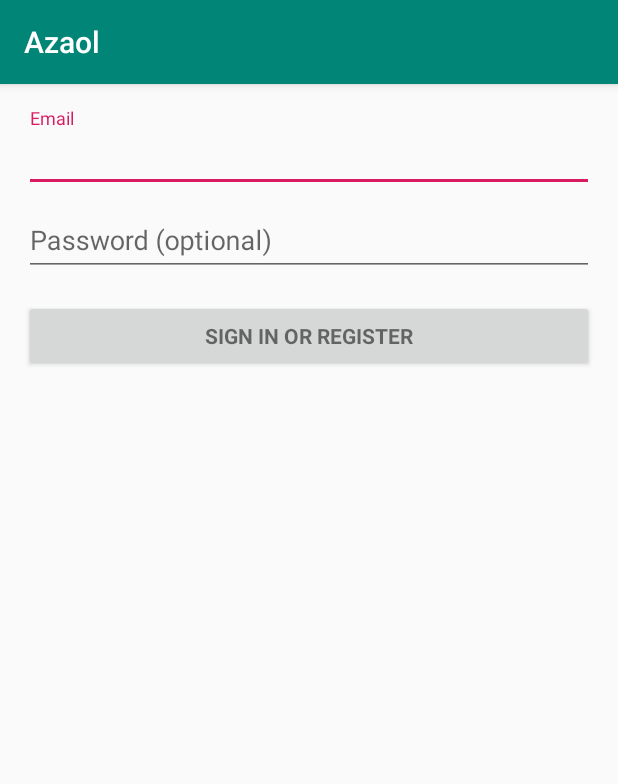
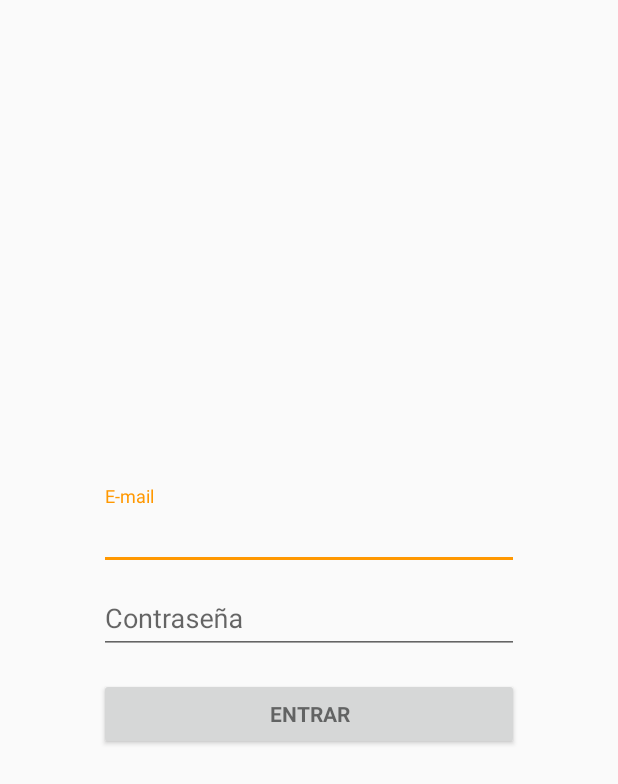
Before and after one commit to AbelTomas/Azaol, an Android app: the screen it shows after launch (LoginActivity), on a phone screen of 412 x 824 dp. Shown: the top 784 px of the screen. Run offline under Robolectric (Android 15) with nearby library versions, the phone set to English and light mode, and no system bars; our stand-ins replace ButterKnife, Firebase (no records; nobody signed in at launch, a user with empty details on screens opened directly).

Commit message:
added navigation class and change login style

```diff
--- a/app/build.gradle
+++ b/app/build.gradle
@@ -28,6 +28,8 @@ dependencies {
     androidTestImplementation 'com.android.support.test:runner:1.0.2'
     androidTestImplementation 'com.android.support.test.espresso:espresso-core:3.0.2'
     implementation 'com.jakewharton:butterknife:8.8.1'
-    implementation 'com.google.firebase:firebase-core:16.0.1'
+    implementation 'com.google.firebase:firebase-core:16.0.4'
+    annotationProcessor 'com.jakewharton:butterknife-compiler:8.8.1'
+    implementation 'com.google.firebase:firebase-auth:16.0.4'
 }
 apply plugin: 'com.google.gms.google-services'
--- a/app/src/main/AndroidManifest.xml
+++ b/app/src/main/AndroidManifest.xml
@@ -15,8 +15,7 @@
         android:supportsRtl="true"
         android:theme="@style/AppTheme">
         <activity
-            android:name=".LoginActivity"
-            android:label="@string/app_name">
+            android:name=".LoginActivity">
             <intent-filter>
                 <action android:name="android.intent.action.MAIN" />
 
--- a/app/src/main/java/com/atomasg/azaol/LoginActivity.java
+++ b/app/src/main/java/com/atomasg/azaol/LoginActivity.java
@@ -17,6 +17,7 @@ import android.support.annotation.NonNull;
 import android.support.design.widget.Snackbar;
 import android.support.v7.app.AppCompatActivity;
 import android.text.TextUtils;
+import android.util.Log;
 import android.view.KeyEvent;
 import android.view.View;
 import android.view.View.OnClickListener;
@@ -26,30 +27,37 @@ import android.widget.AutoCompleteTextView;
 import android.widget.Button;
 import android.widget.EditText;
 import android.widget.TextView;
+import android.widget.Toast;
+
+import com.google.android.gms.tasks.OnCompleteListener;
+import com.google.android.gms.tasks.Task;
+import com.google.firebase.auth.AuthResult;
+import com.google.firebase.auth.FirebaseAuth;
+import com.google.firebase.auth.FirebaseUser;
 
 import java.util.ArrayList;
 import java.util.List;
 
 import butterknife.BindView;
 import butterknife.ButterKnife;
+import butterknife.OnClick;
 
 import static android.Manifest.permission.READ_CONTACTS;
 
 public class LoginActivity extends AppCompatActivity implements LoaderCallbacks<Cursor> {
 
+    private static final String TAG = LoginActivity.class.getSimpleName();
+
     private static final int REQUEST_READ_CONTACTS = 0;
 
     @BindView(R.id.tvEmail)
-    AutoCompleteTextView tvEmail;
+    public AutoCompleteTextView tvEmail;
 
     @BindView(R.id.tvPassword)
-    EditText tvPassword;
+    public EditText tvPassword;
 
-
-
-    private static final String[] DUMMY_CREDENTIALS = new String[]{
-            "foo@example.com:hello", "bar@example.com:world"
-    };
+    private FirebaseAuth mAuth;
+    private Navigator navigator;
 
     private UserLoginTask mAuthTask = null;
 
@@ -63,26 +71,13 @@ public class LoginActivity extends AppCompatActivity implements LoaderCallbacks<
         setContentView(R.layout.activity_login);
         ButterKnife.bind(this);
 
-        tvPassword.setOnEditorActionListener(new TextView.OnEditorActionListener() {
-            @Override
-            public boolean onEditorAction(TextView textView, int id, KeyEvent keyEvent) {
-                if (id == EditorInfo.IME_ACTION_DONE || id == EditorInfo.IME_NULL) {
-                    attemptLogin();
-                    return true;
-                }
-                return false;
-            }
-        });
+        getSupportActionBar().hide();
 
-        Button mEmailSignInButton = (Button) findViewById(R.id.email_sign_in_button);
-        mEmailSignInButton.setOnClickListener(new OnClickListener() {
-            @Override
-            public void onClick(View view) {
-                attemptLogin();
-            }
-        });
+        navigator = new Navigator(this);
 
-        mLoginFormView = findViewById(R.id.login_form);
+        mAuth = FirebaseAuth.getInstance();
+
+        mLoginFormView = findViewById(R.id.email_login_form);       //todo change to butterknife injection
         mProgressView = findViewById(R.id.login_progress);
     }
 
@@ -127,7 +122,8 @@ public class LoginActivity extends AppCompatActivity implements LoaderCallbacks<
     }
 
 
-    private void attemptLogin() {
+    @OnClick(R.id.email_sign_in_button)
+    public void attemptLogin() {
         if (mAuthTask != null) {
             return;
         }
@@ -144,22 +140,22 @@ public class LoginActivity extends AppCompatActivity implements LoaderCallbacks<
         View focusView = null;
 
         // Check for a valid password, if the user entered one.
-        if (!TextUtils.isEmpty(password) && !isPasswordValid(password)) {
-            tvPassword.setError(getString(R.string.error_invalid_password));
-            focusView = tvPassword;
-            cancel = true;
-        }
+        //if (!TextUtils.isEmpty(password) && !isPasswordValid(password)) {
+        //    tvPassword.setError(getString(R.string.error_invalid_password));
+        //    focusView = tvPassword;
+        //    cancel = true;
+        //}
 
         // Check for a valid email address.
-        if (TextUtils.isEmpty(email)) {
-            tvEmail.setError(getString(R.string.error_field_required));
-            focusView = tvEmail;
-            cancel = true;
-        } else if (!isEmailValid(email)) {
-            tvEmail.setError(getString(R.string.error_invalid_email));
-            focusView = tvEmail;
-            cancel = true;
-        }
+        //if (TextUtils.isEmpty(email)) {
+        //    tvEmail.setError(getString(R.string.error_field_required));
+        //    focusView = tvEmail;
+        //    cancel = true;
+        //} else if (!isEmailValid(email)) {
+        //    tvEmail.setError(getString(R.string.error_invalid_email));
+        //    focusView = tvEmail;
+        //    cancel = true;
+        //}
 
         if (cancel) {
             // There was an error; don't attempt login and focus the first
@@ -285,22 +281,29 @@ public class LoginActivity extends AppCompatActivity implements LoaderCallbacks<
         protected Boolean doInBackground(Void... params) {
             // TODO: attempt authentication against a network service.
 
+            mAuth.signInWithEmailAndPassword(mEmail, mPassword)
+                    .addOnCompleteListener(LoginActivity.this, new OnCompleteListener<AuthResult>() {
+                        @Override
+                        public void onComplete(@NonNull Task<AuthResult> task) {
+                            if (task.isSuccessful()) {
+                                // Sign in success, update UI with the signed-in user's information
+                                Log.d(TAG, "signInWithEmail:success");
+                                FirebaseUser user = mAuth.getCurrentUser();
+                                navigator.goToMenu();
+                                Toast.makeText(LoginActivity.this, "Login Correcto.", Toast.LENGTH_SHORT).show();
+                            } else {
+                                // If sign in fails, display a message to the user.
+                                Log.w(TAG, "signInWithEmail:failure", task.getException());
+                                Toast.makeText(LoginActivity.this, "Login Incorrecto.", Toast.LENGTH_SHORT).show();
+                            }
+                        }
+                    });
             try {
                 // Simulate network access.
                 Thread.sleep(2000);
             } catch (InterruptedException e) {
                 return false;
             }
-
-            for (String credential : DUMMY_CREDENTIALS) {
-                String[] pieces = credential.split(":");
-                if (pieces[0].equals(mEmail)) {
-                    // Account exists, return true if the password matches.
-                    return pieces[1].equals(mPassword);
-                }
-            }
-
-            // TODO: register the new account here.
             return true;
         }
 
--- /dev/null
+++ b/app/src/main/java/com/atomasg/azaol/Navigator.java
@@ -0,0 +1,52 @@
+package com.atomasg.azaol;
+
+import android.content.Intent;
+import android.support.v7.app.AppCompatActivity;
+import android.util.Log;
+
+public class Navigator {
+
+    private final String TAG = getClass().getSimpleName();
+    private AppCompatActivity activity;
+
+    public Navigator(AppCompatActivity activity){
+        this.activity=activity;
+    }
+
+    public void goToMenu() {
+        Log.d(TAG,"Going to menu...");
+        Intent intert = new Intent(activity, MenuActivity.class);
+        activity.startActivity(intert);
+
+    }
+
+    protected void goToRegister() {
+        Log.d(TAG,"Going to register...");
+        Intent intert = new Intent(activity, RegisterActivity.class);
+        activity.startActivity(intert);
+    }
+
+    protected void goToSettings() {
+        Log.d(TAG,"Going to register...");
+        Intent intert = new Intent(activity, SettingsActivity.class);
+        activity.startActivity(intert);
+
+    }
+
+//    protected void goToMap() {
+//
+//    }
+
+    protected void goToList(){
+       // Log.d(TAG,"Going to register list...");
+       // Intent intert = new Intent(activity, RegisterList.class);
+       // activity.startActivity(intert);
+
+    }
+
+    protected void goToLogin() {
+        Log.d(TAG,"Going to Login...");
+        //   Intent intert = new Intent(Navigation.this, LoginActivity.class);
+        //   startActivity(intert);
+    }
+}
--- a/app/src/main/res/layout/activity_login.xml
+++ b/app/src/main/res/layout/activity_login.xml
@@ -1,14 +1,11 @@
 <?xml version="1.0" encoding="utf-8"?>
-<LinearLayout xmlns:android="http://schemas.android.com/apk/res/android"
+<android.support.constraint.ConstraintLayout xmlns:android="http://schemas.android.com/apk/res/android"
+    xmlns:app="http://schemas.android.com/apk/res-auto"
     xmlns:tools="http://schemas.android.com/tools"
     android:layout_width="match_parent"
     android:layout_height="match_parent"
     android:gravity="center_horizontal"
     android:orientation="vertical"
-    android:paddingLeft="@dimen/activity_horizontal_margin"
-    android:paddingTop="@dimen/activity_vertical_margin"
-    android:paddingRight="@dimen/activity_horizontal_margin"
-    android:paddingBottom="@dimen/activity_vertical_margin"
     tools:context=".LoginActivity">
 
     <!-- Login progress -->
@@ -18,18 +15,22 @@
         android:layout_width="wrap_content"
         android:layout_height="wrap_content"
         android:layout_marginBottom="8dp"
-        android:visibility="gone" />
+        android:visibility="gone"
+        app:layout_constraintBottom_toBottomOf="parent"
+        app:layout_constraintEnd_toEndOf="parent"
+        app:layout_constraintStart_toStartOf="parent"
+        app:layout_constraintTop_toTopOf="parent" />
 
-    <ScrollView
-        android:id="@+id/login_form"
-        android:layout_width="match_parent"
-        android:layout_height="match_parent">
 
     <LinearLayout
         android:id="@+id/email_login_form"
-            android:layout_width="match_parent"
+        android:layout_width="0dp"
         android:layout_height="wrap_content"
-            android:orientation="vertical">
+        android:orientation="vertical"
+        app:layout_constraintBottom_toBottomOf="parent"
+        app:layout_constraintEnd_toEndOf="@id/guidelineMarginEnd"
+        app:layout_constraintStart_toStartOf="@id/guidelineMarginStart"
+        app:layout_constraintTop_toTopOf="parent">
 
         <android.support.design.widget.TextInputLayout
             android:layout_width="match_parent"
@@ -74,5 +75,20 @@
             android:textStyle="bold" />
 
     </LinearLayout>
-    </ScrollView>
-</LinearLayout>
+
+    <android.support.constraint.Guideline
+        android:id="@+id/guidelineMarginStart"
+        android:layout_width="wrap_content"
+        android:layout_height="wrap_content"
+        android:orientation="vertical"
+        app:layout_constraintGuide_percent="0.16"/>
+
+
+    <android.support.constraint.Guideline
+        android:id="@+id/guidelineMarginEnd"
+        android:layout_width="wrap_content"
+        android:layout_height="wrap_content"
+        android:orientation="vertical"
+        app:layout_constraintGuide_percent="0.84"/>
+
+</android.support.constraint.ConstraintLayout>
--- a/app/src/main/res/values/colors.xml
+++ b/app/src/main/res/values/colors.xml
@@ -1,6 +1,12 @@
 <?xml version="1.0" encoding="utf-8"?>
 <resources>
-    <color name="colorPrimary">#008577</color>
-    <color name="colorPrimaryDark">#00574B</color>
-    <color name="colorAccent">#D81B60</color>
+    <color name="colorAccent">#ff9800</color>
+    <color name="colorPrimary">#607d8b</color>
+    <color name="colorPrimaryDark">#455a64</color>
+    <color name="primary_light">#CFD8DC</color>
+    <color name="primary_text">#212121</color>
+    <color name="secondary_text">#757575</color>
+    <color name="icons">#FFFFFF</color>
+    <color name="divider">#BDBDBD</color>
+    <color name="text_color_primary">#212121</color>
 </resources>
--- a/app/src/main/res/values/strings.xml
+++ b/app/src/main/res/values/strings.xml
@@ -1,18 +1,18 @@
 <resources>
     <string name="app_name">Azaol</string>
     <!-- Strings related to login -->
-    <string name="prompt_email">Email</string>
-    <string name="prompt_password">Password (optional)</string>
-    <string name="action_sign_in">Sign in or register</string>
-    <string name="action_sign_in_short">Sign in</string>
-    <string name="error_invalid_email">This email address is invalid</string>
-    <string name="error_invalid_password">This password is too short</string>
-    <string name="error_incorrect_password">This password is incorrect</string>
-    <string name="error_field_required">This field is required</string>
+    <string name="prompt_email">E-mail</string>
+    <string name="prompt_password">Contraseña</string>
+    <string name="action_sign_in">Entrar</string>
+    <string name="action_sign_in_short">Entrar</string>
+    <string name="error_invalid_email">El e-mail introducido no es valido.</string>
+    <string name="error_invalid_password">La contraseña es demasiado corta.</string>
+    <string name="error_incorrect_password">La contraseña es incorrecta.</string>
+    <string name="error_field_required">Campo requerido</string>
     <string name="permission_rationale">"Contacts permissions are needed for providing email
         completions."
     </string>
-    <string name="title_activity_settings">Settings</string>
+    <string name="title_activity_settings">Ajustes</string>
 
     <!-- Strings related to Settings -->
 
```
Also changed, not shown: app/src/main/res/values/styles.xml (+13 -1 lines), 1 other file. Lines whose indentation alone changed are shown as unchanged.
